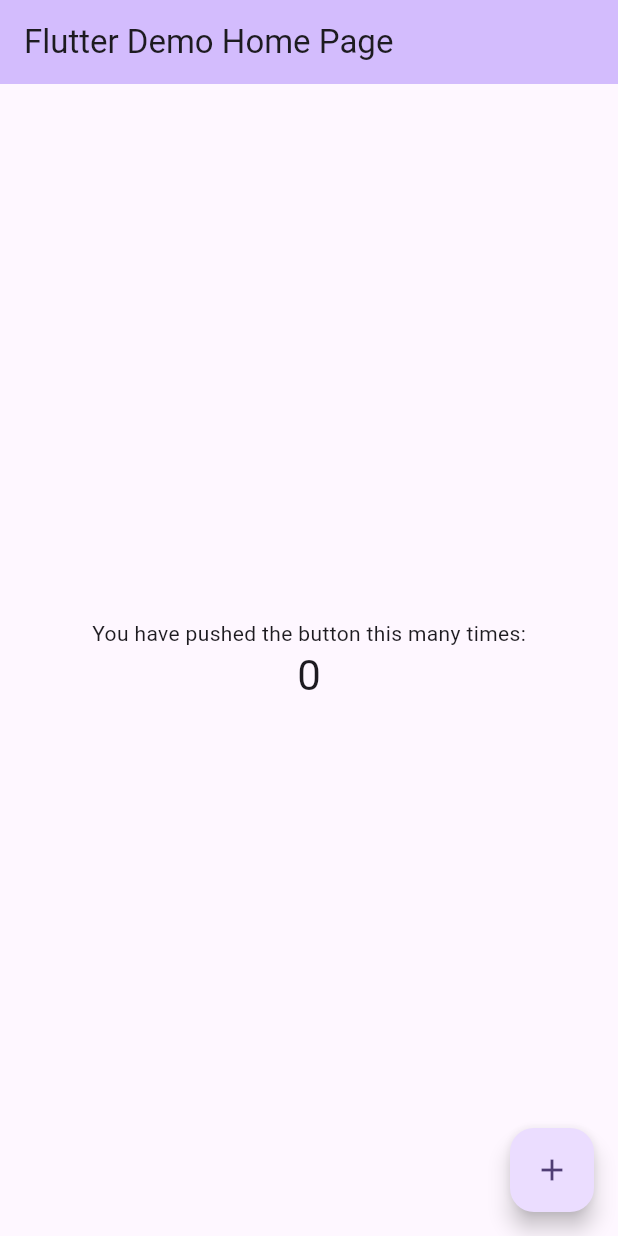
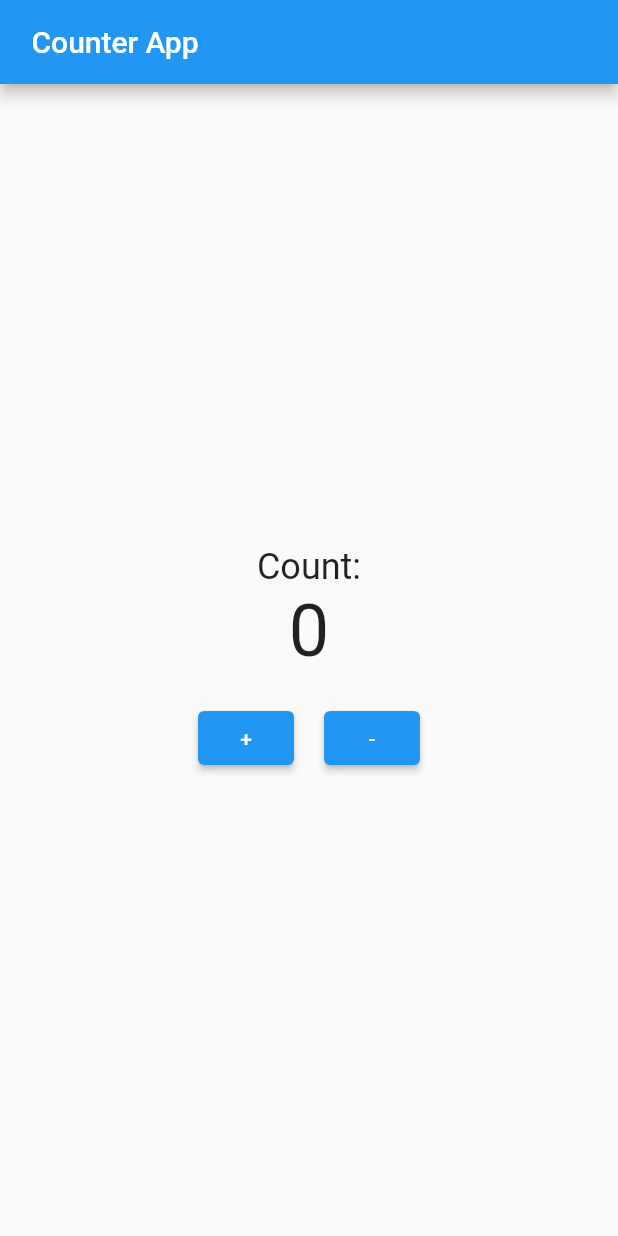
Before and after one commit to yasinpalash/ostad-module7, a Flutter app: the screen it shows after launch, on a phone screen of 412 x 824 dp. Run offline on Flutter 3.47's test engine with Material 2 defaults, Android fonts, the phone set to English and light mode, and no system bars.

Commit message:
code done

```diff
--- a/lib/main.dart
+++ b/lib/main.dart
@@ -1,125 +1,102 @@
 import 'package:flutter/material.dart';
 
 void main() {
-  runApp(const MyApp());
+  runApp(MyApp());
 }
 
 class MyApp extends StatelessWidget {
-  const MyApp({super.key});
-
-  // This widget is the root of your application.
   @override
   Widget build(BuildContext context) {
     return MaterialApp(
-      title: 'Flutter Demo',
+      title: ' Counter App',
       theme: ThemeData(
-        // This is the theme of your application.
-        //
-        // TRY THIS: Try running your application with "flutter run". You'll see
-        // the application has a blue toolbar. Then, without quitting the app,
-        // try changing the seedColor in the colorScheme below to Colors.green
-        // and then invoke "hot reload" (save your changes or press the "hot
-        // reload" button in a Flutter-supported IDE, or press "r" if you used
-        // the command line to start the app).
-        //
-        // Notice that the counter didn't reset back to zero; the application
-        // state is not lost during the reload. To reset the state, use hot
-        // restart instead.
-        //
-        // This works for code too, not just values: Most code changes can be
-        // tested with just a hot reload.
-        colorScheme: ColorScheme.fromSeed(seedColor: Colors.deepPurple),
-        useMaterial3: true,
+        primarySwatch: Colors.blue,
       ),
-      home: const MyHomePage(title: 'Flutter Demo Home Page'),
+      home: CounterScreen(),
     );
   }
 }
 
-class MyHomePage extends StatefulWidget {
-  const MyHomePage({super.key, required this.title});
-
-  // This widget is the home page of your application. It is stateful, meaning
-  // that it has a State object (defined below) that contains fields that affect
-  // how it looks.
-
-  // This class is the configuration for the state. It holds the values (in this
-  // case the title) provided by the parent (in this case the App widget) and
-  // used by the build method of the State. Fields in a Widget subclass are
-  // always marked "final".
-
-  final String title;
-
+class CounterScreen extends StatefulWidget {
   @override
-  State<MyHomePage> createState() => _MyHomePageState();
+  _CounterScreenState createState() => _CounterScreenState();
 }
 
-class _MyHomePageState extends State<MyHomePage> {
-  int _counter = 0;
+class _CounterScreenState extends State<CounterScreen> {
+  int count = 0;
 
   void _incrementCounter() {
     setState(() {
-      // This call to setState tells the Flutter framework that something has
-      // changed in this State, which causes it to rerun the build method below
-      // so that the display can reflect the updated values. If we changed
-      // _counter without calling setState(), then the build method would not be
-      // called again, and so nothing would appear to happen.
-      _counter++;
+      count++;
+      if (count >= 5) {
+        _showDialog(count);
+      }
     });
+  }
+
+  void _decrementCounter() {
+    setState(() {
+      if (count > 0) {
+        count--;
+      }
+    });
+  }
+
+  void _showDialog(int count) {
+    showDialog(
+      context: context,
+      builder: (BuildContext context) {
+        return AlertDialog(
+          title: Text('Button pressed $count times'),
+          actions: <Widget>[
+            TextButton(
+              child: const Text('Close'),
+              onPressed: () {
+                Navigator.of(context).pop();
+              },
+            ),
+          ],
+        );
+      },
+    );
   }
 
   @override
   Widget build(BuildContext context) {
-    // This method is rerun every time setState is called, for instance as done
-    // by the _incrementCounter method above.
-    //
-    // The Flutter framework has been optimized to make rerunning build methods
-    // fast, so that you can just rebuild anything that needs updating rather
-    // than having to individually change instances of widgets.
     return Scaffold(
       appBar: AppBar(
-        // TRY THIS: Try changing the color here to a specific color (to
-        // Colors.amber, perhaps?) and trigger a hot reload to see the AppBar
-        // change color while the other colors stay the same.
-        backgroundColor: Theme.of(context).colorScheme.inversePrimary,
-        // Here we take the value from the MyHomePage object that was created by
-        // the App.build method, and use it to set our appbar title.
-        title: Text(widget.title),
+        title: const Text(' Counter App'),
       ),
       body: Center(
-        // Center is a layout widget. It takes a single child and positions it
-        // in the middle of the parent.
         child: Column(
-          // Column is also a layout widget. It takes a list of children and
-          // arranges them vertically. By default, it sizes itself to fit its
-          // children horizontally, and tries to be as tall as its parent.
-          //
-          // Column has various properties to control how it sizes itself and
-          // how it positions its children. Here we use mainAxisAlignment to
-          // center the children vertically; the main axis here is the vertical
-          // axis because Columns are vertical (the cross axis would be
-          // horizontal).
-          //
-          // TRY THIS: Invoke "debug painting" (choose the "Toggle Debug Paint"
-          // action in the IDE, or press "p" in the console), to see the
-          // wireframe for each widget.
           mainAxisAlignment: MainAxisAlignment.center,
           children: <Widget>[
             const Text(
-              'You have pushed the button this many times:',
+              'Count:',
+              style: TextStyle(fontSize: 24),
             ),
             Text(
-              '$_counter',
-              style: Theme.of(context).textTheme.headlineMedium,
+              '$count',
+              style: const TextStyle(fontSize: 48),
+            ),
+            const SizedBox(height: 20),
+            Row(
+              mainAxisAlignment: MainAxisAlignment.center,
+              children: <Widget>[
+                ElevatedButton(
+                  onPressed: _incrementCounter,
+                  child: const Text('+'),
+                ),
+                const SizedBox(width: 20),
+                ElevatedButton(
+                  onPressed: _decrementCounter,
+                  child: const Text('-'),
+                ),
+              ],
             ),
           ],
         ),
       ),
-      floatingActionButton: FloatingActionButton(
-        onPressed: _incrementCounter,
-        tooltip: 'Increment',
-        child: const Icon(Icons.add),
-      ), // This trailing comma makes auto-formatting nicer for build methods.
     );
   }
 }
```
Also changed, not shown: img.png (added), img_1.png (added), 1 other file.
